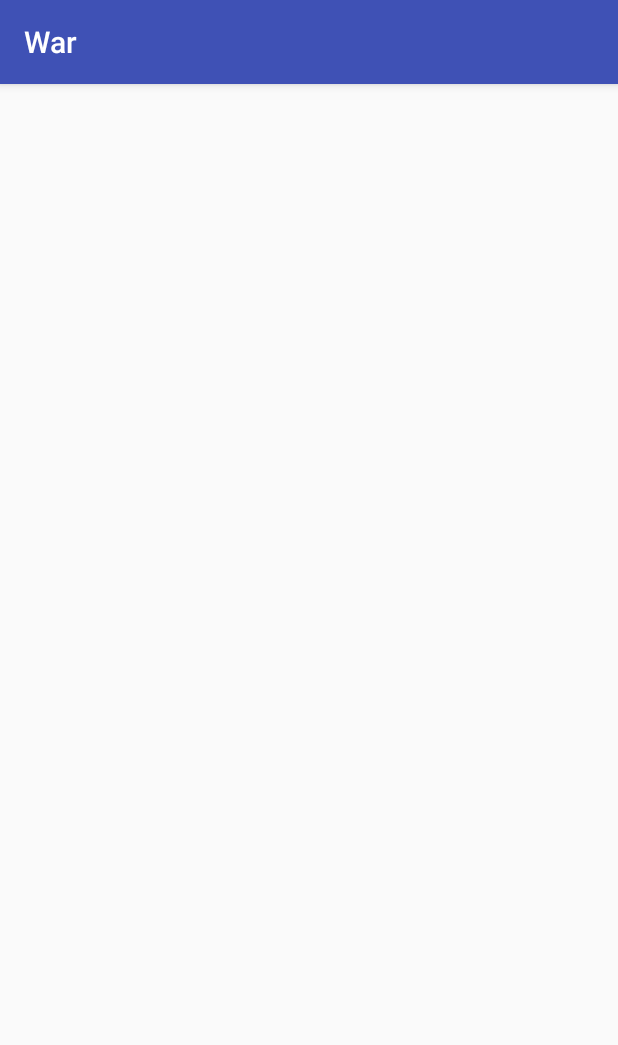
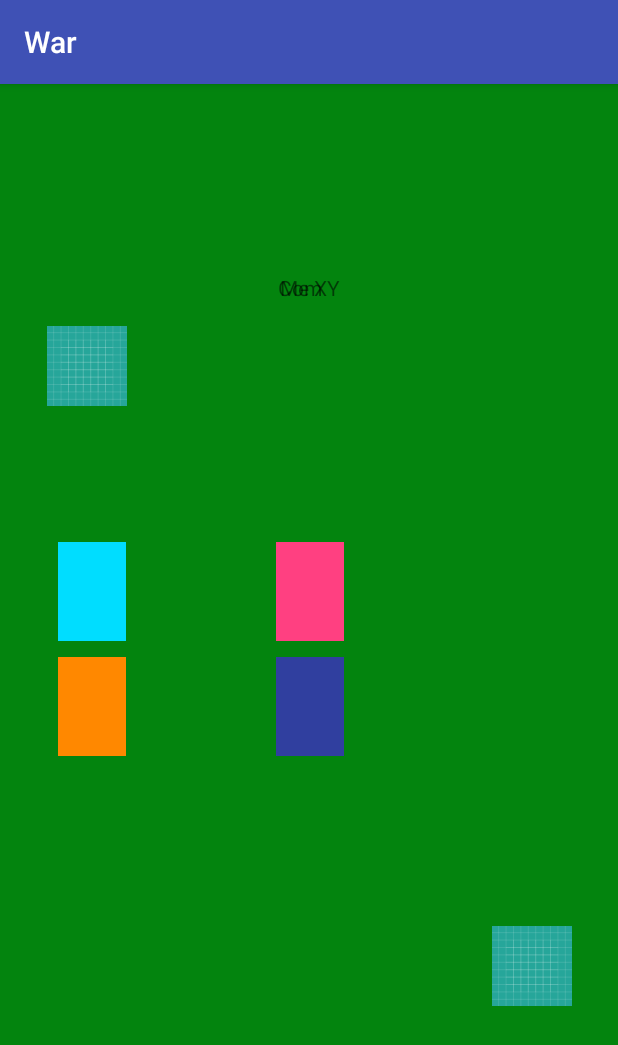
Before and after one commit to jperez25/mobileApp, an Android app: the screen it shows after launch (MainActivity), on a phone screen of 412 x 824 dp. Shown: the top 1045 px of the screen. Run offline under Robolectric (Android 15) with nearby library versions, the phone set to English and light mode, and no system bars.

Commit message:
basic layout

```diff
--- a/app/build.gradle
+++ b/app/build.gradle
@@ -22,6 +22,7 @@ dependencies {
     implementation fileTree(dir: 'libs', include: ['*.jar'])
     implementation 'com.android.support:appcompat-v7:26.1.0'
     implementation 'com.android.support.constraint:constraint-layout:1.0.2'
+    implementation 'com.android.support:support-v4:26.1.0'
     testImplementation 'junit:junit:4.12'
     androidTestImplementation 'com.android.support.test:runner:1.0.1'
     androidTestImplementation 'com.android.support.test.espresso:espresso-core:3.0.1'
--- a/app/src/main/java/com/press/jsnake/war/MainActivity.java
+++ b/app/src/main/java/com/press/jsnake/war/MainActivity.java
@@ -11,5 +11,5 @@ public class MainActivity extends AppCompatActivity {
         setContentView(R.layout.activity_main);
     }
 
-    //xxada
+
 }
--- /dev/null
+++ b/app/src/main/java/com/press/jsnake/war/PlayArea.java
@@ -0,0 +1,25 @@
+package com.press.jsnake.war;
+
+import android.content.Context;
+import android.net.Uri;
+import android.os.Bundle;
+import android.support.v4.app.Fragment;
+import android.view.LayoutInflater;
+import android.view.View;
+import android.view.ViewGroup;
+
+public class PlayArea extends Fragment {
+
+
+    public PlayArea() {
+        // Required empty public constructor
+    }
+
+
+    @Override
+    public View onCreateView(LayoutInflater inflater, ViewGroup container, Bundle savedInstanceState) {
+        // Inflate the layout for this fragment
+        return inflater.inflate(R.layout.fragment_play_area, container, false);
+    }
+
+}
--- a/app/src/main/res/layout/activity_main.xml
+++ b/app/src/main/res/layout/activity_main.xml
@@ -4,6 +4,24 @@
     xmlns:tools="http://schemas.android.com/tools"
     android:layout_width="match_parent"
     android:layout_height="match_parent"
-    tools:context="com.press.jsnake.war.MainActivity">
+    tools:context="com.press.jsnake.war.MainActivity"
+    android:background="@color/colorTable">
+
+
+    <fragment
+        android:id="@+id/fragment"
+        android:name="com.press.jsnake.war.PlayArea"
+        android:layout_width="366dp"
+        android:layout_height="524dp"
+        android:layout_marginBottom="8dp"
+        android:layout_marginEnd="8dp"
+        android:layout_marginStart="8dp"
+        android:layout_marginTop="8dp"
+        app:layout_constraintBottom_toBottomOf="parent"
+        app:layout_constraintEnd_toEndOf="parent"
+        app:layout_constraintStart_toStartOf="parent"
+        app:layout_constraintTop_toTopOf="parent"
+        app:layout_constraintVertical_bias="0.517" />
+
 
 </android.support.constraint.ConstraintLayout>
--- /dev/null
+++ b/app/src/main/res/layout/fragment_play_area.xml
@@ -0,0 +1,129 @@
+<android.support.constraint.ConstraintLayout xmlns:android="http://schemas.android.com/apk/res/android"
+    xmlns:app="http://schemas.android.com/apk/res-auto"
+    xmlns:tools="http://schemas.android.com/tools"
+    android:id="@+id/linearLayout"
+    android:layout_width="match_parent"
+    android:layout_height="match_parent"
+    android:background="@color/colorTable"
+
+    android:baselineAligned="false"
+    android:orientation="vertical"
+    tools:context="com.press.jsnake.war.PlayArea">
+
+    <!-- TODO: Update blank fragment layout -->
+
+
+    <ImageView
+        android:id="@+id/imageView"
+        android:layout_width="53dp"
+        android:layout_height="wrap_content"
+        android:layout_marginStart="8dp"
+        android:layout_marginTop="8dp"
+        android:src="@drawable/ic_launcher_background"
+        app:layout_constraintStart_toStartOf="parent"
+        app:layout_constraintTop_toTopOf="parent" />
+
+    <ImageView
+        android:id="@+id/imageView2"
+        android:layout_width="53dp"
+        android:layout_height="wrap_content"
+        android:layout_marginBottom="8dp"
+        android:layout_marginEnd="8dp"
+        android:src="@drawable/ic_launcher_background"
+        app:layout_constraintBottom_toBottomOf="parent"
+        app:layout_constraintEnd_toEndOf="parent" />
+
+    <ImageView
+        android:id="@+id/imageView3"
+        android:layout_width="45dp"
+        android:layout_height="66dp"
+        android:src="@color/colorAccent"
+        app:layout_constraintBottom_toBottomOf="parent"
+        app:layout_constraintEnd_toEndOf="parent"
+        app:layout_constraintHorizontal_bias="0.501"
+        app:layout_constraintStart_toStartOf="parent"
+        app:layout_constraintTop_toTopOf="parent"
+        app:layout_constraintVertical_bias="0.391" />
+
+
+    <ImageView
+        android:id="@+id/imageView4"
+        android:layout_width="45dp"
+        android:layout_height="66dp"
+        android:src="@color/colorPrimaryDark"
+        app:layout_constraintBottom_toBottomOf="parent"
+        app:layout_constraintEnd_toEndOf="parent"
+        app:layout_constraintHorizontal_bias="0.501"
+        app:layout_constraintStart_toStartOf="parent"
+        app:layout_constraintTop_toTopOf="parent"
+        app:layout_constraintVertical_bias="0.559" />
+
+    <ImageView
+        android:id="@+id/imageView5"
+        android:layout_width="45dp"
+        android:layout_height="66dp"
+        android:src="@color/colorPrimaryDark"
+        app:layout_constraintBottom_toBottomOf="parent"
+        app:layout_constraintEnd_toEndOf="parent"
+        app:layout_constraintHorizontal_bias="0.501"
+        app:layout_constraintStart_toStartOf="parent"
+        app:layout_constraintTop_toTopOf="parent"
+        app:layout_constraintVertical_bias="0.559" />
+
+    <ImageView
+        android:id="@+id/imageView6"
+        android:layout_width="45dp"
+        android:layout_height="66dp"
+        android:src="@android:color/holo_blue_bright"
+        app:layout_constraintBottom_toBottomOf="parent"
+        app:layout_constraintEnd_toEndOf="parent"
+        app:layout_constraintHorizontal_bias="0.047"
+        app:layout_constraintStart_toStartOf="parent"
+        app:layout_constraintTop_toTopOf="parent"
+        app:layout_constraintVertical_bias="0.391" />
+
+    <ImageView
+        android:id="@+id/imageView7"
+        android:layout_width="45dp"
+        android:layout_height="66dp"
+        android:src="@android:color/holo_orange_dark"
+        app:layout_constraintBottom_toBottomOf="parent"
+        app:layout_constraintEnd_toEndOf="parent"
+        app:layout_constraintHorizontal_bias="0.047"
+        app:layout_constraintStart_toStartOf="parent"
+        app:layout_constraintTop_toTopOf="parent"
+        app:layout_constraintVertical_bias="0.559" />
+
+
+    <TextView
+        android:id="@+id/textView"
+        android:layout_width="87dp"
+        android:layout_height="33dp"
+        android:layout_marginEnd="8dp"
+        android:layout_marginStart="8dp"
+        android:text="Com Y"
+        android:textAlignment="center"
+        app:layout_constraintEnd_toEndOf="parent"
+        app:layout_constraintHorizontal_bias="0.5"
+        app:layout_constraintStart_toEndOf="@+id/imageView"
+        app:layout_constraintStart_toStartOf="parent"
+        tools:layout_editor_absoluteY="16dp" />
+
+
+    <TextView
+        android:id="@+id/textView2"
+        android:layout_width="87dp"
+        android:layout_height="33dp"
+        android:layout_marginEnd="8dp"
+        android:layout_marginStart="8dp"
+        android:text="Me X"
+        android:textAlignment="center"
+        app:layout_constraintEnd_toEndOf="parent"
+        app:layout_constraintEnd_toStartOf="@+id/imageView2"
+        app:layout_constraintHorizontal_bias="0.633"
+        app:layout_constraintStart_toStartOf="parent"
+        tools:layout_editor_absoluteY="462dp" />
+
+
+
+</android.support.constraint.ConstraintLayout>
--- a/app/src/main/res/values/colors.xml
+++ b/app/src/main/res/values/colors.xml
@@ -3,4 +3,5 @@
     <color name="colorPrimary">#3F51B5</color>
     <color name="colorPrimaryDark">#303F9F</color>
     <color name="colorAccent">#FF4081</color>
+    <color name="colorTable">#03840e</color>
 </resources>
--- a/app/src/main/res/values/strings.xml
+++ b/app/src/main/res/values/strings.xml
@@ -1,3 +1,6 @@
 <resources>
     <string name="app_name">War</string>
+
+    <!-- TODO: Remove or change this placeholder text -->
+    <string name="hello_blank_fragment">Hello blank fragment</string>
 </resources>
```
